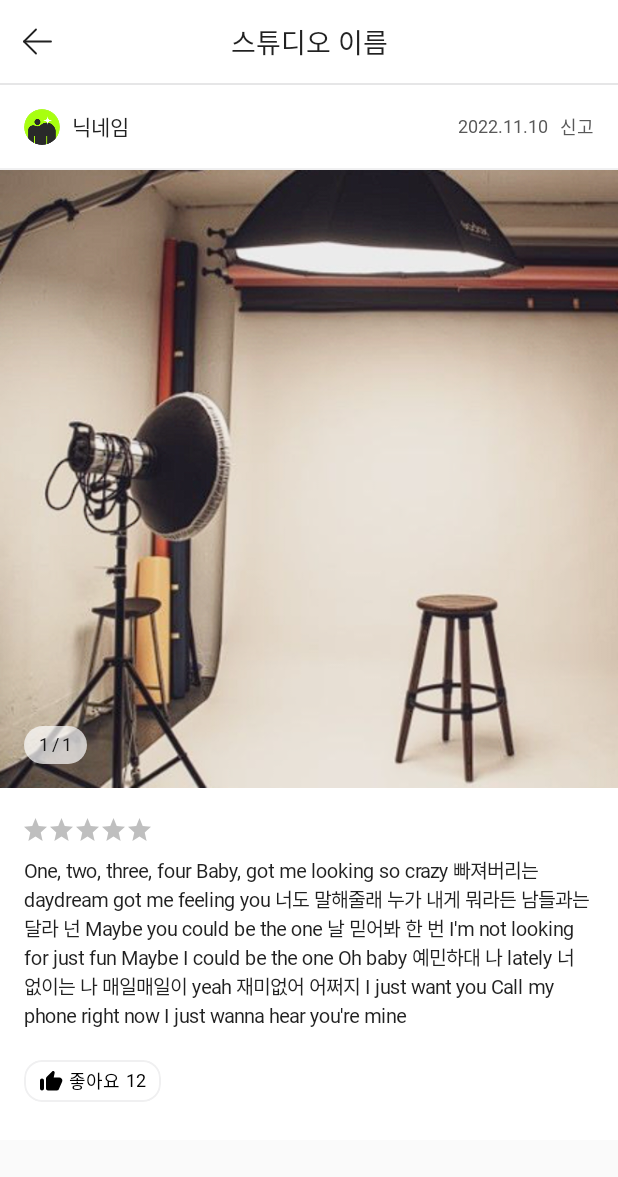
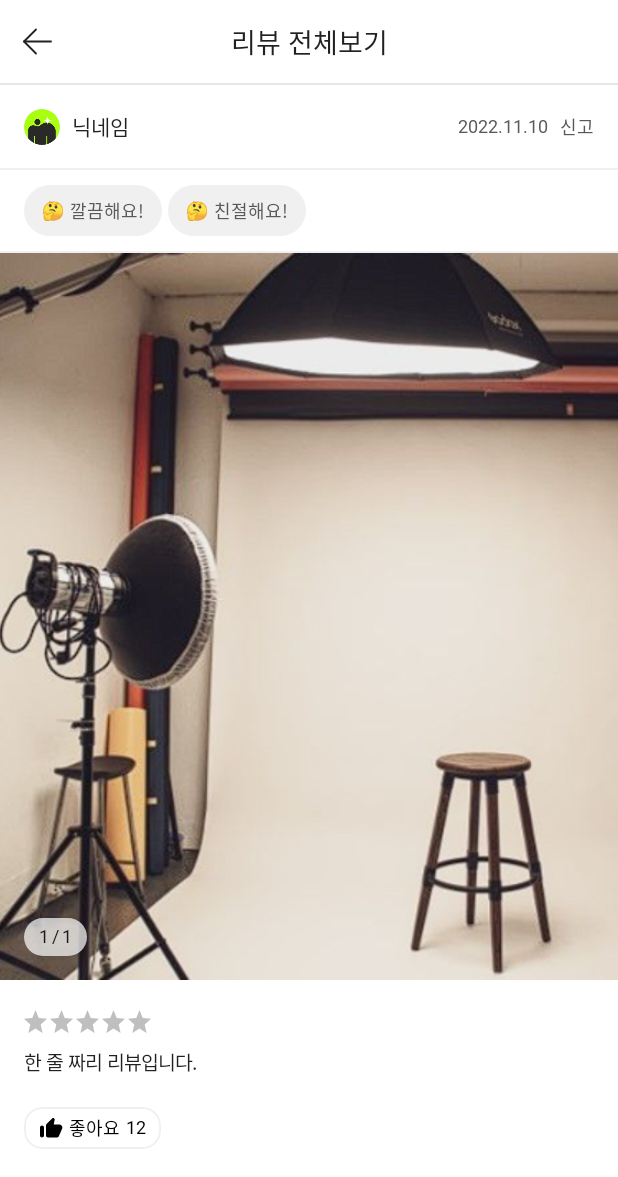
Before and after one commit to dnd-side-project/dnd-8th-3-android, an Android app built with Jetpack Compose: the ReviewDetailActivity screen opened directly, with no data from a screen before it, on a phone screen of 412 x 824 dp. Shown: the top 1177 px of the screen. Run offline under Robolectric (Android 15) with nearby library versions, the phone set to English and light mode, and no system bars; our stand-ins replace accompanist; Roboto replaces fonts that are not available here.

Commit message:
[D83T-29] 리뷰 상세 페이지 키워드 칩 추가

```diff
--- a/presentation/src/main/java/com/d83t/bpm/presentation/compose/ComposableFunctions.kt
+++ b/presentation/src/main/java/com/d83t/bpm/presentation/compose/ComposableFunctions.kt
@@ -14,12 +14,16 @@ import androidx.compose.runtime.*
 import androidx.compose.ui.Alignment
 import androidx.compose.ui.Alignment.Companion.Center
 import androidx.compose.ui.Alignment.Companion.CenterStart
+import androidx.compose.ui.Alignment.Companion.CenterVertically
 import androidx.compose.ui.Modifier
 import androidx.compose.ui.draw.clip
 import androidx.compose.ui.graphics.Color
 import androidx.compose.ui.platform.LocalContext
 import androidx.compose.ui.res.painterResource
+import androidx.compose.ui.text.PlatformTextStyle
+import androidx.compose.ui.text.TextStyle
 import androidx.compose.ui.text.font.FontWeight
+import androidx.compose.ui.text.font.FontWeight.Companion.Normal
 import androidx.compose.ui.unit.Dp
 import androidx.compose.ui.unit.dp
 import androidx.compose.ui.unit.sp
@@ -31,7 +35,7 @@ import com.d83t.bpm.presentation.util.clickableWithoutRipple
 fun ScreenHeader(header: String) {
     val context = LocalContext.current as ComponentActivity
 
-    Column(Modifier.fillMaxWidth()) {
+    Column(modifier = Modifier.fillMaxWidth()) {
         Box(
             modifier = Modifier
                 .fillMaxWidth()
@@ -216,3 +220,39 @@ fun KeywordChip(
         color = if (selectState.value) Color.Black else GrayColor4
     )
 }
+
+@Composable
+fun ReviewKeywordChip(
+    text: String
+) {
+    Box(
+        modifier = Modifier
+            .clip(shape = RoundedCornerShape(60.dp))
+            .background(color = GrayColor9),
+    ) {
+        Row(
+            modifier = Modifier
+                .padding(
+                    horizontal = 12.dp,
+                    vertical = 8.dp
+                ),
+            horizontalArrangement = Arrangement.spacedBy(3.dp),
+            verticalAlignment = CenterVertically
+        ) {
+            Text(
+                text = "🤔",
+                fontSize = 12.sp,
+                style = TextStyle(platformStyle = PlatformTextStyle(includeFontPadding = false))
+            )
+
+            Text(
+                text = text,
+                fontWeight = Normal,
+                fontSize = 12.sp,
+                color = GrayColor3,
+                letterSpacing = 0.sp,
+                style = TextStyle(platformStyle = PlatformTextStyle(includeFontPadding = false))
+            )
+        }
+    }
+}
--- a/presentation/src/main/java/com/d83t/bpm/presentation/ui/review_detail/ReviewDetailActivity.kt
+++ b/presentation/src/main/java/com/d83t/bpm/presentation/ui/review_detail/ReviewDetailActivity.kt
@@ -18,7 +18,7 @@ import androidx.compose.ui.Alignment.Companion.CenterVertically
 import androidx.compose.ui.Modifier
 import androidx.compose.ui.draw.clip
 import androidx.compose.ui.graphics.Color
-import androidx.compose.ui.layout.ContentScale
+import androidx.compose.ui.layout.ContentScale.Companion.Crop
 import androidx.compose.ui.res.painterResource
 import androidx.compose.ui.text.font.FontWeight.Companion.Medium
 import androidx.compose.ui.text.font.FontWeight.Companion.Normal
@@ -31,8 +31,10 @@ import com.d83t.bpm.presentation.base.BaseComponentActivity
 import com.d83t.bpm.presentation.base.BaseViewModel
 import com.d83t.bpm.presentation.compose.BPMSpacer
 import com.d83t.bpm.presentation.compose.LikeButton
+import com.d83t.bpm.presentation.compose.ReviewKeywordChip
 import com.d83t.bpm.presentation.compose.ScreenHeader
 import com.d83t.bpm.presentation.compose.theme.*
+import com.google.accompanist.flowlayout.FlowRow
 import com.google.accompanist.pager.ExperimentalPagerApi
 import com.google.accompanist.pager.HorizontalPager
 
@@ -55,7 +57,7 @@ class ReviewDetailActivity : BaseComponentActivity() {
     override fun setupCollect() = Unit
 }
 
-@OptIn(ExperimentalPagerApi::class)
+@OptIn(ExperimentalPagerApi::class, ExperimentalLayoutApi::class)
 @Composable
 private inline fun ReviewDetailActivityContent(
     crossinline onClickLike: () -> Unit
@@ -65,10 +67,12 @@ private inline fun ReviewDetailActivityContent(
 
     Column(
         modifier = Modifier
+            .fillMaxSize()
             .verticalScroll(state = scrollState)
-            .background(color = Color.White)
+            .background(color = GrayColor11)
     ) {
-        ScreenHeader(header = "스튜디오 이름")
+        Column(modifier = Modifier.background(color = Color.White)) {
+            ScreenHeader(header = "리뷰 전체보기")
 
             Box(
                 modifier = Modifier
@@ -128,24 +132,42 @@ private inline fun ReviewDetailActivityContent(
 
             Divider(color = GrayColor9)
 
+            BPMSpacer(height = 10.dp)
+
+            FlowRow(
+                modifier = Modifier
+                    .padding(horizontal = 16.dp)
+                    .fillMaxWidth(),
+                mainAxisSpacing = 4.dp,
+                crossAxisSpacing = 6.dp
+            ) {
+                listOf("깔끔해요!", "친절해요!").forEach { keyword ->
+                    ReviewKeywordChip(text = keyword)
+                }
+            }
+
+            BPMSpacer(height = 10.dp)
+
+            Divider(color = GrayColor9)
+
             Box(
                 modifier = Modifier
                     .fillMaxWidth()
-                .aspectRatio(1f)
+                    .aspectRatio(0.85f)
             ) {
                 HorizontalPager(
                     modifier = Modifier
                         .fillMaxWidth()
-                    .aspectRatio(1f),
+                        .aspectRatio(0.85f),
                     count = 1
                 ) {
                     Image(
                         modifier = Modifier
                             .fillMaxWidth()
-                        .aspectRatio(1f),
+                            .aspectRatio(0.85f),
                         painter = painterResource(id = R.drawable.dummy_studio),
                         contentDescription = "studioImage",
-                    contentScale = ContentScale.Fit
+                        contentScale = Crop
                     )
                 }
 
@@ -189,7 +211,7 @@ private inline fun ReviewDetailActivityContent(
                 BPMSpacer(height = 10.dp)
 
                 Text(
-                text = "One, two, three, four Baby, got me looking so crazy 빠져버리는 daydream got me feeling you 너도 말해줄래 누가 내게 뭐라든 남들과는 달라 넌 Maybe you could be the one 날 믿어봐 한 번 I'm not looking for just fun Maybe I could be the one Oh baby 예민하대 나 lately 너 없이는 나 매일매일이 yeah 재미없어 어쩌지 I just want you Call my phone right now I just wanna hear you're mine",
+                    text = "한 줄 짜리 리뷰입니다.",
                     fontWeight = Normal,
                     fontSize = 13.sp,
                     letterSpacing = 0.sp,
@@ -207,6 +229,7 @@ private inline fun ReviewDetailActivityContent(
             BPMSpacer(height = 25.dp)
         }
     }
+}
 
 @Preview(showBackground = true)
 @Composable
```
Lines whose indentation alone changed are shown as unchanged.
